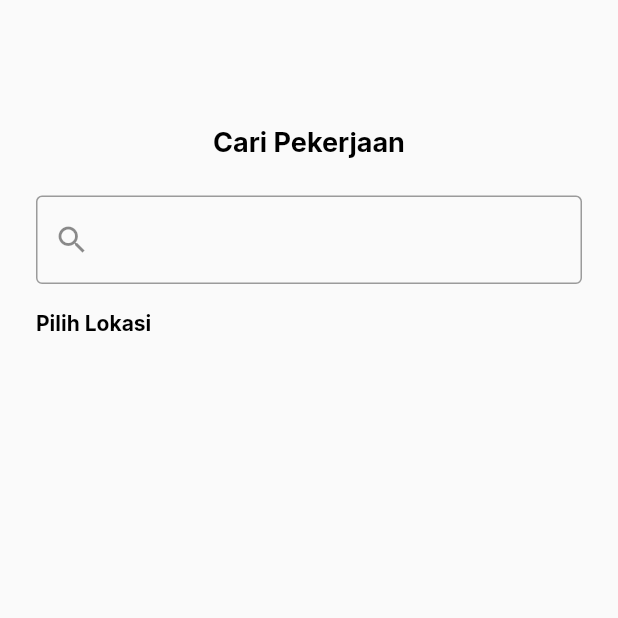
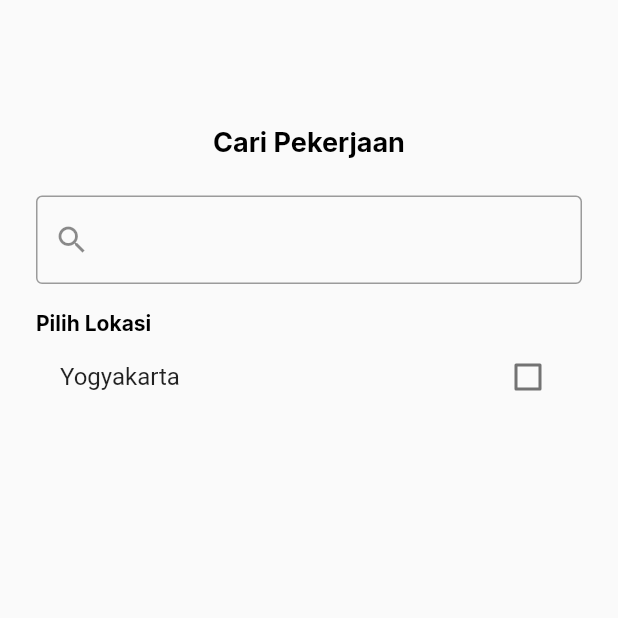
Before and after one commit to fawziah20/front-end-apk, a Flutter app: the Search screen opened directly, on a phone screen of 412 x 824 dp, the top half of it. Run offline on Flutter 3.47's test engine with Material 2 defaults, Android fonts, the phone set to English and light mode, and no system bars; our stand-ins replace bloc, equatable, flutter_bloc, flutter_custom_clippers, form_field_validator, get and 5 more; missing offline and left inert: smart_select, snapping_sheet.

Commit message:
checkbox search

```diff
--- a/lib/main.dart
+++ b/lib/main.dart
@@ -15,9 +15,7 @@ class MyApp extends StatelessWidget {
   Widget build(BuildContext context) {
     return GetMaterialApp(
       debugShowCheckedModeBanner: false,
-      home: PerusahaanDetailPage(
-        userSave: UserSave(perusahaan: mockPerusahaan[3]),
-      ),
+      home: Search(),
       theme: ThemeData(
           textTheme: TextTheme(
               title: TextStyle(
--- a/lib/pages/pages.dart
+++ b/lib/pages/pages.dart
@@ -3,6 +3,7 @@ import 'dart:ui' show ImageFilter;
 
 import 'package:flutter/cupertino.dart';
 import 'package:flutter/material.dart';
+import 'package:flutter/scheduler.dart';
 import 'package:flutter_bloc/flutter_bloc.dart';
 import 'package:latihan1/cubit/cubit.dart';
 import 'package:share/share.dart';
@@ -16,6 +17,7 @@ import 'package:flutter_custom_clippers/flutter_custom_clippers.dart';
 import 'package:get/get.dart';
 import 'package:form_field_validator/form_field_validator.dart';
 import 'package:snapping_sheet/snapping_sheet.dart';
+import 'package:smart_select/smart_select.dart';
 
 part 'main_page.dart';
 part 'general_page.dart';
--- a/lib/pages/search.dart
+++ b/lib/pages/search.dart
@@ -6,8 +6,15 @@ class Search extends StatefulWidget {
 }
 
 class _SearchState extends State<Search> {
+  List<int> value = [2];
+  List<S2Choice<int>> frameworks = [
+    S2Choice<int>(value: 1, title: 'Ionic'),
+    S2Choice<int>(value: 2, title: 'Flutter'),
+    S2Choice<int>(value: 3, title: 'React Native'),
+  ];
   @override
   Widget build(BuildContext context) {
+    bool _checked = false;
     return Scaffold(
       body: ListView(
         padding: EdgeInsets.all(defaultMargin),
@@ -32,11 +39,22 @@ class _SearchState extends State<Search> {
             ),
           ),
           Container(
-              margin: EdgeInsets.only(top: 16),
-              child: Text(
-                "Pilih Lokasi",
-                style: blackFontStyle3,
-              ))
+            margin: EdgeInsets.only(top: 16),
+            child: Text(
+              "Pilih Lokasi",
+              style: blackFontStyle3,
+            ),
+          ),
+          CheckboxListTile(
+            title: Text("Yogyakarta"),
+            controlAffinity: ListTileControlAffinity.platform,
+            value: _checked,
+            onChanged: (bool value) {
+              setState(() {
+                _checked = value;
+              });
+            },
+          )
         ],
       ),
     );
--- a/pubspec.yaml
+++ b/pubspec.yaml
@@ -30,6 +30,7 @@ dependencies:
   splashscreen: ^1.3.5
   flutter_bloc: ^6.0.1
   share: ^0.6.5+4
+  smart_select: ^4.3.2
 
 dev_dependencies:
   flutter_test:
```
Also changed, not shown: lib/pages/oc.dart (added), pubspec.lock.
